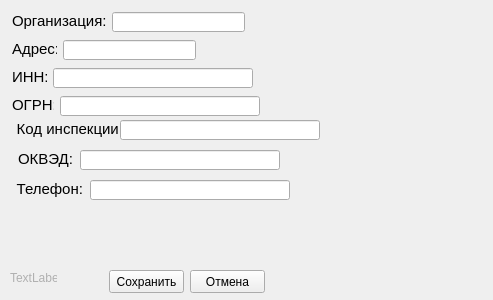
Qt form faces/edit_company.ui (vanobl/counter) before a commit.
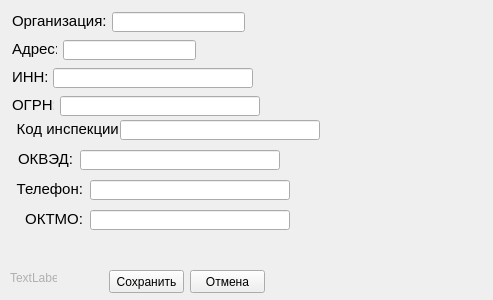
The same form after that commit.

Patch:
```diff
--- a/faces/edit_company.ui
+++ b/faces/edit_company.ui
@@ -279,6 +279,41 @@
     <string>&lt;html&gt;&lt;head/&gt;&lt;body&gt;&lt;p align=&quot;right&quot;&gt;&lt;span style=&quot; font-size:11pt;&quot;&gt;Организация:&lt;/span&gt;&lt;/p&gt;&lt;/body&gt;&lt;/html&gt;</string>
    </property>
   </widget>
+  <widget class="QLabel" name="label_8">
+   <property name="geometry">
+    <rect>
+     <x>12</x>
+     <y>210</y>
+     <width>71</width>
+     <height>18</height>
+    </rect>
+   </property>
+   <property name="text">
+    <string>&lt;html&gt;&lt;head/&gt;&lt;body&gt;&lt;p align=&quot;right&quot;&gt;&lt;span style=&quot; font-size:11pt;&quot;&gt;ОКТМО:&lt;/span&gt;&lt;/p&gt;&lt;/body&gt;&lt;/html&gt;</string>
+   </property>
+  </widget>
+  <widget class="QLineEdit" name="edit_oktmo">
+   <property name="geometry">
+    <rect>
+     <x>90</x>
+     <y>210</y>
+     <width>200</width>
+     <height>20</height>
+    </rect>
+   </property>
+   <property name="minimumSize">
+    <size>
+     <width>200</width>
+     <height>0</height>
+    </size>
+   </property>
+   <property name="maximumSize">
+    <size>
+     <width>201</width>
+     <height>16777215</height>
+    </size>
+   </property>
+  </widget>
  </widget>
  <resources/>
  <connections/>
```
